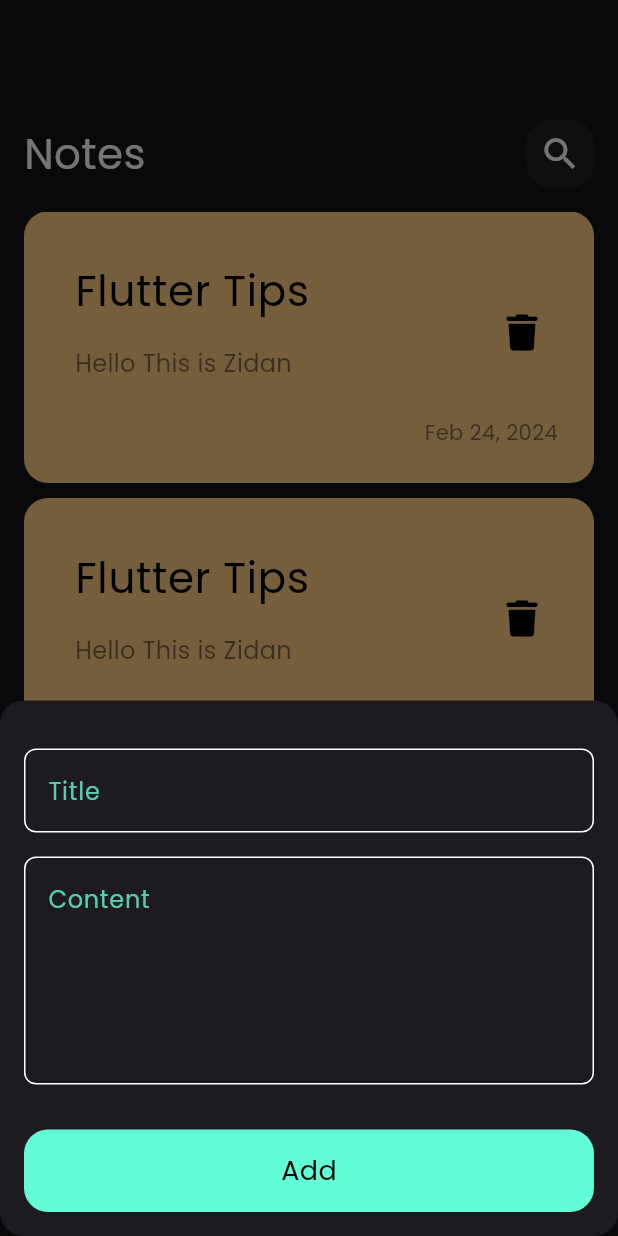
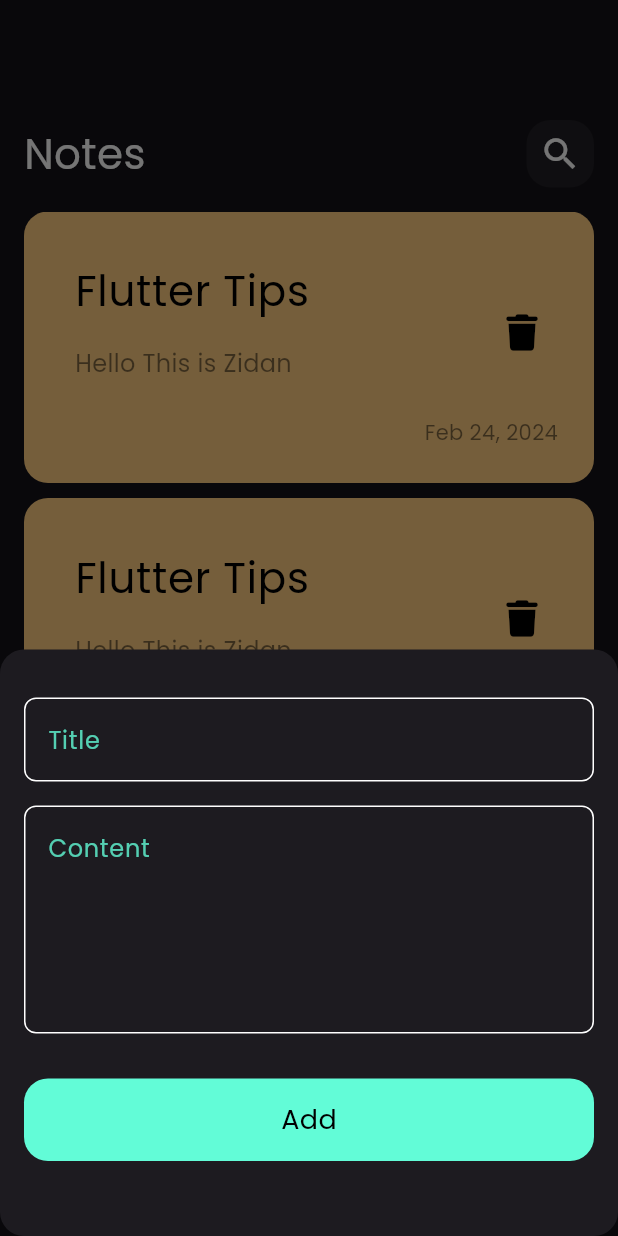
Before and after one commit to mozidan27/note-app-windows, a Flutter app: the screen it shows after launch, after a tap on the "add" icon, on a phone screen of 412 x 824 dp. Run offline on Flutter 3.47's test engine with Material 3 defaults, Android fonts, the phone set to English and light mode, and no system bars; our stand-ins replace font_awesome_flutter.

Commit message:
small update on add puttom

```diff
--- a/lib/views/widgets/add_note_bottom_sheet.dart
+++ b/lib/views/widgets/add_note_bottom_sheet.dart
@@ -30,7 +30,7 @@ class AddNoteBottomSheet extends StatelessWidget {
             ),
             CustomButtom(),
             SizedBox(
-              height: 16,
+              height: 50,
             ),
           ],
         ),
```
